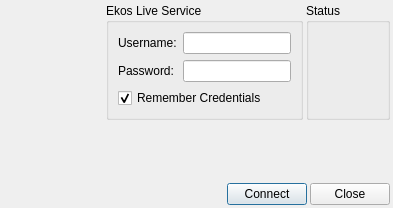
Above: kstars/ekos/ekoslive/ekoslivedialog.ui from KDE/kstars before the change. Below: the same form after it.
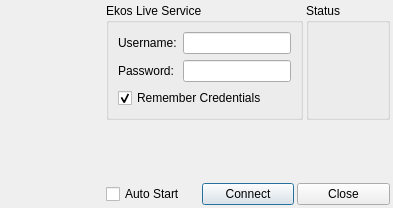
That is the form after the change.

Commit message: Add auto start support for EkosLive

```diff
--- a/kstars/ekos/ekoslive/ekoslivedialog.ui
+++ b/kstars/ekos/ekoslive/ekoslivedialog.ui
@@ -188,17 +188,14 @@
        <item>
         <layout class="QHBoxLayout" name="bottomLayout">
          <item>
-          <spacer name="horizontalSpacer">
-           <property name="orientation">
-            <enum>Qt::Horizontal</enum>
+          <widget class="QCheckBox" name="autoStartCheck">
+           <property name="toolTip">
+            <string>Automatically connect to EkosLive service on startup.</string>
            </property>
-           <property name="sizeHint" stdset="0">
-            <size>
-             <width>40</width>
-             <height>20</height>
-            </size>
+           <property name="text">
+            <string>Auto Start</string>
            </property>
-          </spacer>
+          </widget>
          </item>
          <item>
           <widget class="QPushButton" name="connectB">
```
Left out of the diff: 14 changed lines with no effect on the pictures. The commit also changes 2 other files.
